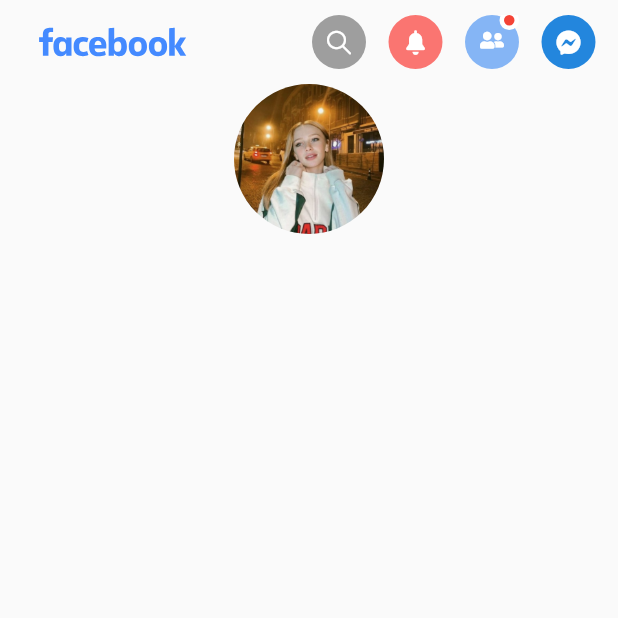
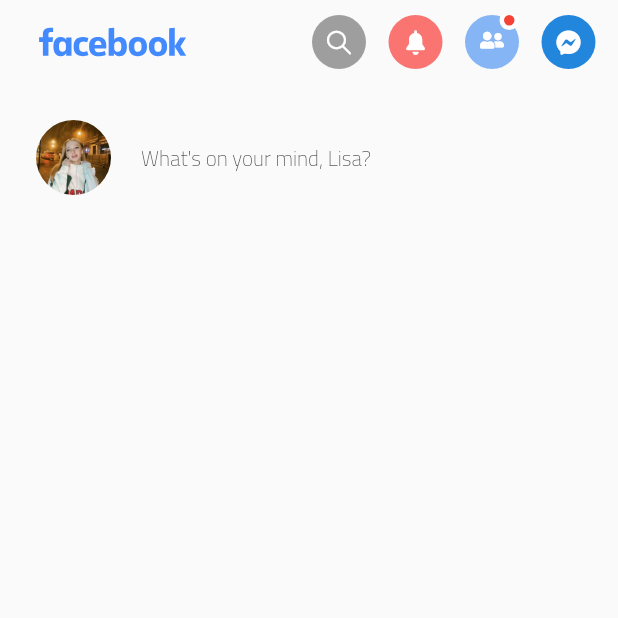
Before and after one commit to AlanCasasArevalo/Widgets-Flutter, a Flutter app: the screen it shows after launch, on a phone screen of 412 x 824 dp, the top half of it. Run offline on Flutter 3.47's test engine with Material 2 defaults, Android fonts, the phone set to English and light mode, and no system bars; our stand-ins replace cached_network_image, flutter_svg.

Commit message:
Se extrae la celda de que piensas en un nuevo widget

```diff
--- a/lib/facebook_ui/facebook_ui.dart
+++ b/lib/facebook_ui/facebook_ui.dart
@@ -1,9 +1,10 @@
 import 'package:flutter/material.dart';
 import 'package:flutter/services.dart';
 import 'package:flutter_svg/flutter_svg.dart';
-import 'package:widgets/facebook_ui/widgets/avatar.dart';
 import 'package:widgets/facebook_ui/widgets/circle_buton.dart';
 import 'package:widgets/icons/custom_icons_icons.dart';
+
+import 'widgets/WhatIsOnYourMind.dart';
 
 class MyFacebookUI extends StatelessWidget {
   @override
@@ -53,8 +54,11 @@ class MyFacebookUI extends StatelessWidget {
         ],
       ),
       body: ListView(
+        padding: EdgeInsets.symmetric(
+          horizontal: 24,
+        ).copyWith(top: 24),
         children: [
-          Avatar(size: 100, avatarAsset: 'assets/users/1.jpg')
+          WhatIsOnYourMind(),
         ],
       ),
     );
--- /dev/null
+++ b/lib/facebook_ui/widgets/WhatIsOnYourMind.dart
@@ -0,0 +1,28 @@
+import 'package:flutter/material.dart';
+import 'avatar.dart';
+
+class WhatIsOnYourMind extends StatelessWidget {
+  const WhatIsOnYourMind({
+    Key? key,
+  }) : super(key: key);
+
+  @override
+  Widget build(BuildContext context) {
+    return Row(
+      children: [
+        Avatar(size: 50, avatarAsset: 'assets/users/1.jpg'),
+        SizedBox(
+          width: 20,
+        ),
+        Text(
+          "What's on your mind, Lisa?",
+          style: TextStyle(
+            fontSize: 14,
+            fontFamily: 'Titillium',
+            fontWeight: FontWeight.w100,
+          ),
+        ),
+      ],
+    );
+  }
+}
```
